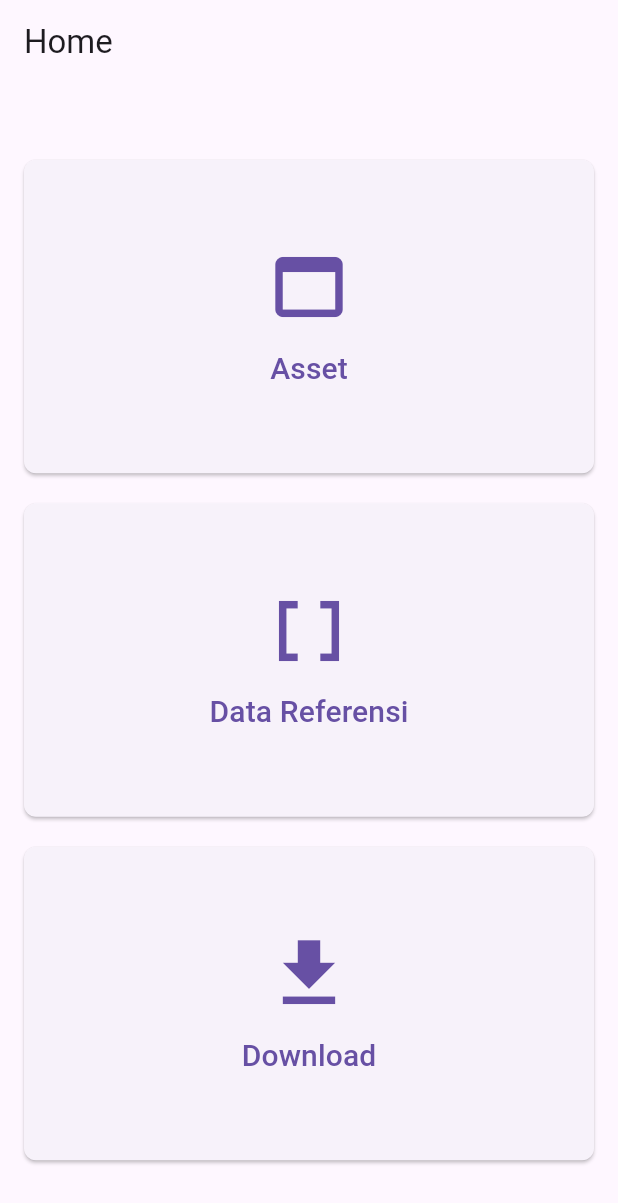
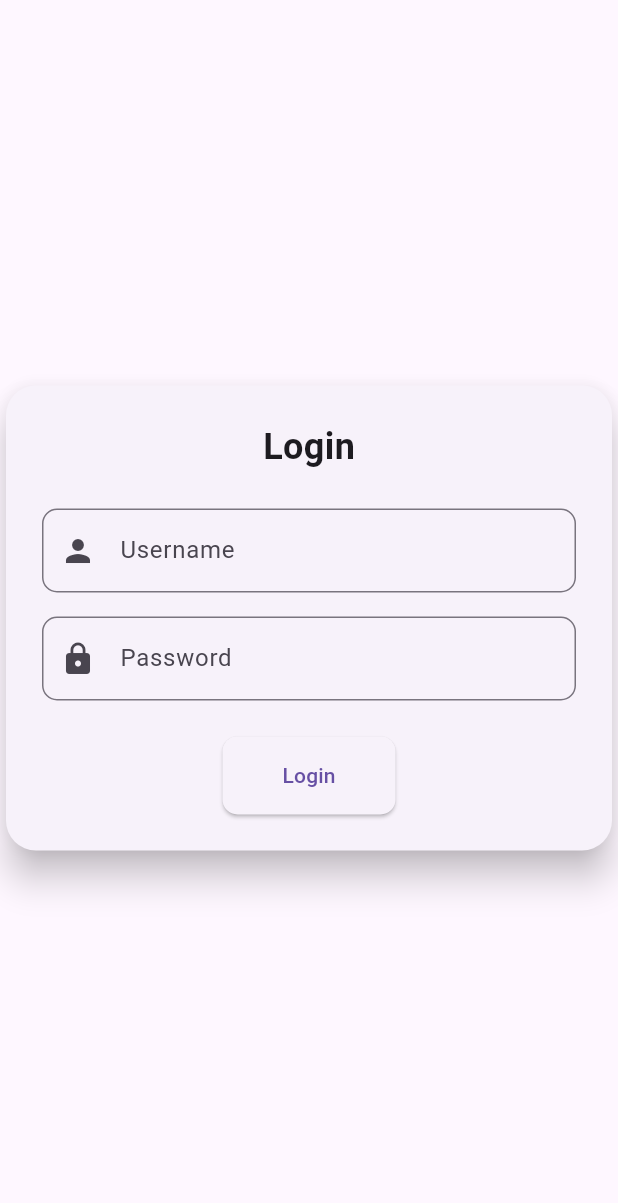
Before and after one commit to zeroin51/itinventory, a Flutter app: the screen it shows after launch, on a phone screen of 412 x 824 dp. Shown: the top 1203 px of the screen. Run offline on Flutter 3.47's test engine with Material 3 defaults, Android fonts, the phone set to English and light mode, and no system bars; our stand-ins replace cloud_firestore, firebase_core, firebase_storage, flutter_image_compress, image_picker, shared_preferences; missing offline and left inert: crop_image, excel; accounts and stored records are empty.

Commit message:
penambahan fitur login

```diff
--- a/lib/main.dart
+++ b/lib/main.dart
@@ -1,5 +1,5 @@
 import 'package:itinventory/firebase_options.dart';
-import 'package:itinventory/pages/home_page.dart';
+import 'package:itinventory/pages/login_page.dart';
 import 'package:flutter/material.dart';
 import 'package:firebase_core/firebase_core.dart';
 
@@ -17,7 +17,7 @@ class MyApp extends StatelessWidget {
   Widget build(BuildContext context) {
     return MaterialApp(
       title: 'Inventory IT',
-      home: HomePage(), // Halaman utama aplikasi
+      home: LoginPage(), // Halaman utama aplikasi
     );
   }
 }
--- a/lib/pages/Device/device_detail_page.dart
+++ b/lib/pages/Device/device_detail_page.dart
@@ -196,6 +196,7 @@ class DeviceDetailPage extends StatelessWidget {
  Future<void> _deleteItem(BuildContext context) async {
     try {
       await deleteDeviceItem(item.id, item.imagename);
+      Navigator.of(context).pop();
       Navigator.of(context).pop(); // Kembali ke halaman sebelumnya setelah berhasil menghapus
     } catch (e) {
       ScaffoldMessenger.of(context).showSnackBar(
--- a/lib/pages/Referensi/user_page.dart
+++ b/lib/pages/Referensi/user_page.dart
@@ -59,10 +59,11 @@ class _UserPageState extends State<UserPage> {
                               icon: Icon(Icons.edit),
                               onPressed: () => _editUser(user),
                             ),
-                            IconButton(
-                              icon: Icon(Icons.delete),
-                              onPressed: () => _deleteUser(user.id),
-                            ),
+                            if (user.username != 'admin') // Kondisi untuk menghilangkan tombol delete
+                              IconButton(
+                                icon: Icon(Icons.delete),
+                                onPressed: () => _deleteUser(user.id),
+                              ),
                           ],
                         ),
                       );
--- a/lib/pages/Software/software_detail_page.dart
+++ b/lib/pages/Software/software_detail_page.dart
@@ -199,6 +199,7 @@ class SoftwareDetailPage extends StatelessWidget {
  Future<void> _deleteItem(BuildContext context) async {
     try {
       await deleteSoftwareItem(item.id, item.imagename);
+      Navigator.of(context).pop();
       Navigator.of(context).pop(); // Kembali ke halaman sebelumnya setelah berhasil menghapus
     } catch (e) {
       ScaffoldMessenger.of(context).showSnackBar(
--- /dev/null
+++ b/lib/pages/login_page.dart
@@ -0,0 +1,164 @@
+import 'package:flutter/material.dart';
+import 'package:cloud_firestore/cloud_firestore.dart';
+import 'package:itinventory/models/user_item_model.dart';
+import 'package:shared_preferences/shared_preferences.dart';
+import 'package:itinventory/pages/home_page.dart';
+
+class LoginPage extends StatefulWidget {
+  @override
+  _LoginPageState createState() => _LoginPageState();
+}
+
+class _LoginPageState extends State<LoginPage> {
+  final TextEditingController _usernameController = TextEditingController();
+  final TextEditingController _passwordController = TextEditingController();
+  final FirebaseFirestore _firestore = FirebaseFirestore.instance;
+
+  @override
+  void initState() {
+    super.initState();
+    _checkLoginStatus();
+  }
+
+  Future<void> _checkLoginStatus() async {
+    SharedPreferences prefs = await SharedPreferences.getInstance();
+    bool isAdminLoggedIn = prefs.getBool('isAdminLoggedIn') ?? false;
+
+    if (isAdminLoggedIn || prefs.containsKey('isUserLoggedIn')) {
+      Navigator.of(context).pushReplacement(
+        MaterialPageRoute(builder: (context) => HomePage()),
+      );
+    }
+  }
+
+  Future<void> _signInWithUsernameAndPassword() async {
+    final String username = _usernameController.text.trim();
+    final String password = _passwordController.text.trim();
+
+    if (username.isEmpty || password.isEmpty) {
+      _showAlertDialog('Error', 'Masukkan username dan password');
+      return;
+    }
+
+    try {
+      final QuerySnapshot snapshot = await _firestore
+          .collection('users')
+          .where('username', isEqualTo: username)
+          .where('password', isEqualTo: password)
+          .get();
+
+      if (snapshot.docs.isNotEmpty) {
+        final userDoc = snapshot.docs.first;
+        final user = UserModel.fromMap(userDoc.data() as Map<String, dynamic>);
+
+        if (user.username == 'admin') {
+          await _saveAdminLoginStatus();
+        } else {
+          await _saveUserLoginStatus();
+        }
+
+        Navigator.of(context).pushReplacement(
+          MaterialPageRoute(builder: (context) => HomePage()),
+        );
+      } else {
+        _showAlertDialog('Login Gagal', 'Username atau password salah');
+      }
+    } catch (e) {
+      _showAlertDialog('Error', 'Terjadi kesalahan: $e');
+    }
+  }
+
+  Future<void> _saveAdminLoginStatus() async {
+    SharedPreferences prefs = await SharedPreferences.getInstance();
+    prefs.setBool('isAdminLoggedIn', true);
+  }
+
+  Future<void> _saveUserLoginStatus() async {
+    SharedPreferences prefs = await SharedPreferences.getInstance();
+    prefs.setBool('isAdminLoggedIn', false);
+    prefs.setBool('isUserLoggedIn', true);
+  }
+
+  void _showAlertDialog(String title, String message) {
+    showDialog(
+      context: context,
+      builder: (BuildContext context) {
+        return AlertDialog(
+          title: Text(title),
+          content: Text(message),
+          actions: [
+            TextButton(
+              child: Text('OK'),
+              onPressed: () {
+                Navigator.of(context).pop();
+              },
+            ),
+          ],
+        );
+      },
+    );
+  }
+
+  @override
+  Widget build(BuildContext context) {
+    return Scaffold(
+      body: Center(
+        child: Card(
+          elevation: 10,
+          shape: RoundedRectangleBorder(
+            borderRadius: BorderRadius.circular(20),
+          ),
+          child: Padding(
+            padding: const EdgeInsets.all(24.0),
+            child: Column(
+              mainAxisSize: MainAxisSize.min,
+              children: [
+                Text(
+                  'Login',
+                  style: TextStyle(
+                    fontSize: 24,
+                    fontWeight: FontWeight.bold,
+                  ),
+                ),
+                SizedBox(height: 24),
+                TextField(
+                  controller: _usernameController,
+                  decoration: InputDecoration(
+                    labelText: 'Username',
+                    prefixIcon: Icon(Icons.person),
+                    border: OutlineInputBorder(
+                      borderRadius: BorderRadius.circular(10),
+                    ),
+                  ),
+                ),
+                SizedBox(height: 16),
+                TextField(
+                  controller: _passwordController,
+                  decoration: InputDecoration(
+                    labelText: 'Password',
+                    prefixIcon: Icon(Icons.lock),
+                    border: OutlineInputBorder(
+                      borderRadius: BorderRadius.circular(10),
+                    ),
+                  ),
+                  obscureText: true,
+                ),
+                SizedBox(height: 24),
+                ElevatedButton(
+                  onPressed: _signInWithUsernameAndPassword,
+                  child: Text('Login'),
+                  style: ElevatedButton.styleFrom(
+                    padding: EdgeInsets.symmetric(horizontal: 40, vertical: 16),
+                    shape: RoundedRectangleBorder(
+                      borderRadius: BorderRadius.circular(10),
+                    ),
+                  ),
+                ),
+              ],
+            ),
+          ),
+        ),
+      ),
+    );
+  }
+}
--- a/pubspec.yaml
+++ b/pubspec.yaml
@@ -45,6 +45,7 @@ dependencies:
   intl: ^0.19.0
   flutter_image_compress: ^2.3.0
   crop_image: ^1.0.13
+  shared_preferences: ^2.3.2
 
 dev_dependencies:
   flutter_test:
```
Also changed, not shown: lib/pages/home_page.dart (+35 -2 lines), pubspec.lock, 2 other files.
